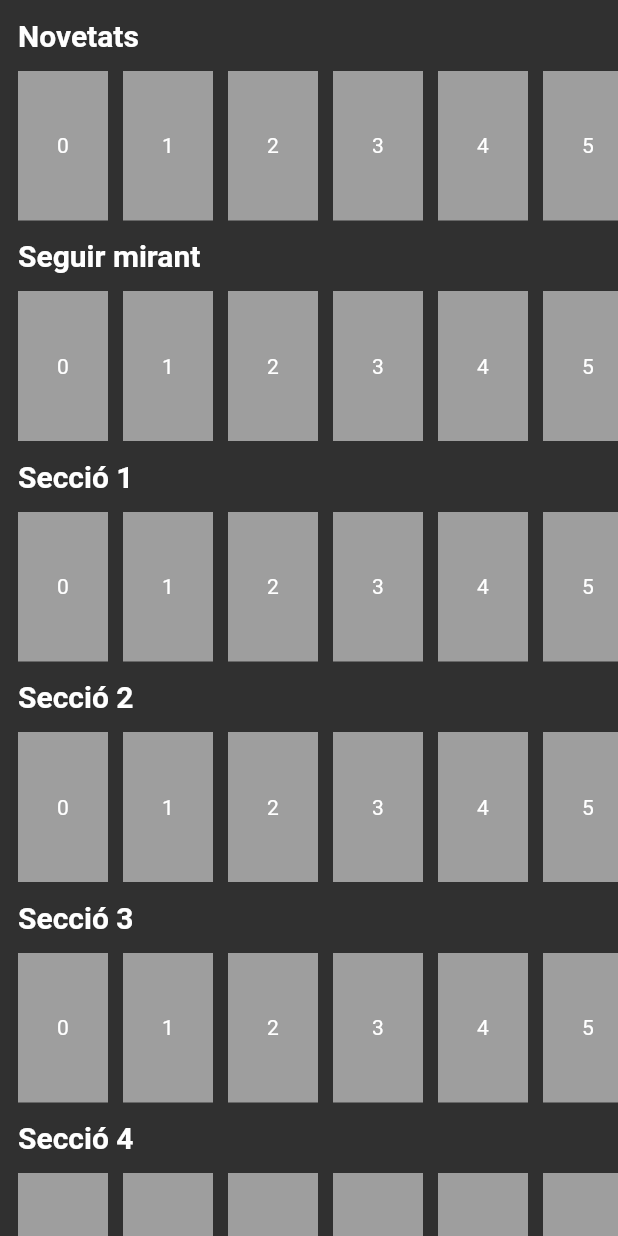
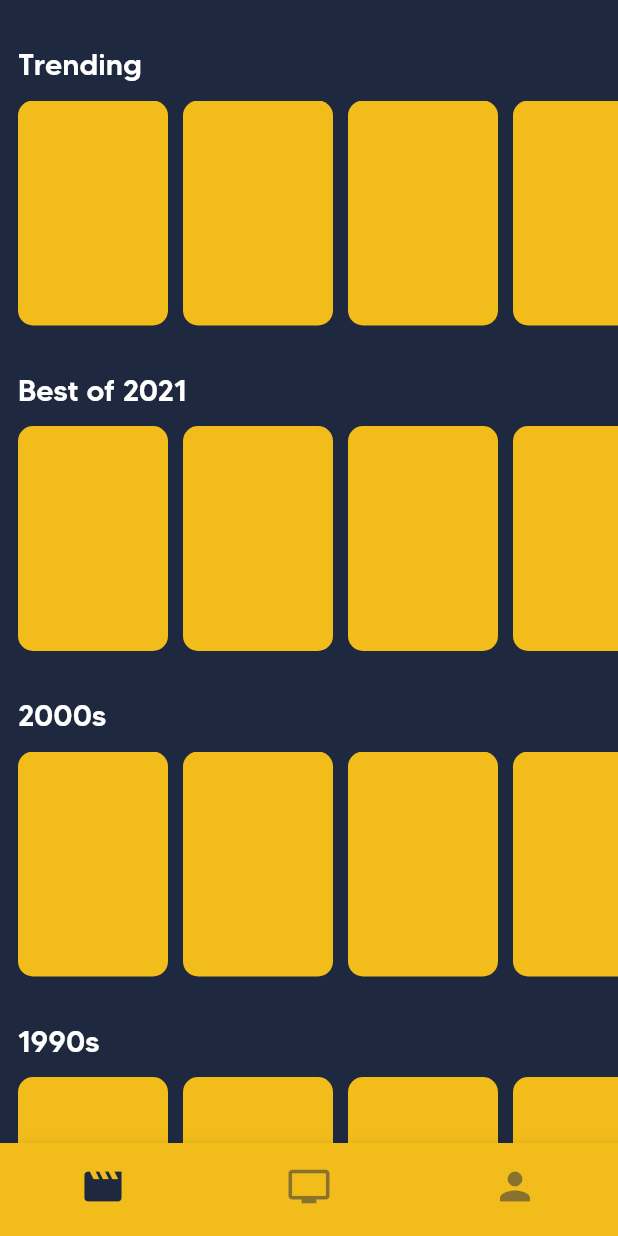
Before and after one commit to alexgr4/proyecto_android, a Flutter app: the screen it shows after launch, on a phone screen of 412 x 824 dp. Run offline on Flutter 3.47's test engine with Material 2 defaults, Android fonts, the phone set to English and light mode, and no system bars.

Commit message:
Movies sin API

```diff
--- a/lib/screens/discover_movies.dart
+++ b/lib/screens/discover_movies.dart
@@ -6,18 +6,49 @@ class DiscoverMovies extends StatelessWidget {
   @override
   Widget build(BuildContext context) {
     return Theme(
-      data: ThemeData.dark(),
+      data: ThemeData(
+        fontFamily: 'MadeTommy',
+        scaffoldBackgroundColor: const Color(0xFF1E2940),
+        primaryColor: const Color(0xFFF2BC1B),
+        textTheme: const TextTheme(bodyText2: TextStyle(color: Colors.white)),
+        bottomNavigationBarTheme: const BottomNavigationBarThemeData(
+          backgroundColor: Color(0xFFF2BC1B),
+          unselectedIconTheme:
+              IconThemeData(color: Color(0xFF1E2940), size: 30, opacity: 0.5),
+          selectedIconTheme:
+              IconThemeData(color: Color(0xFF1E2940), size: 30, opacity: 1),
+        ),
+      ),
       child: Scaffold(
+        bottomNavigationBar: BottomNavigationBar(
+          showSelectedLabels: false,
+          showUnselectedLabels: false,
+          items: const <BottomNavigationBarItem>[
+            BottomNavigationBarItem(
+              icon: Icon(Icons.movie),
+              label: 'Movies',
+            ),
+            BottomNavigationBarItem(
+              icon: Icon(Icons.tv),
+              label: 'TV Shows',
+            ),
+            BottomNavigationBarItem(
+              icon: Icon(Icons.person),
+              label: 'Profile',
+            ),
+          ],
+        ),
         body: ListView(
           children: const [
-            Section(title: "Novetats"),
-            Section(title: "Seguir mirant"),
-            Section(title: "Secció 1"),
-            Section(title: "Secció 2"),
-            Section(title: "Secció 3"),
-            Section(title: "Secció 4"),
-            Section(title: "Secció 5"),
-            Section(title: "Secció 6"),
+            Section(title: "Trending"),
+            Section(title: "Best of 2021"),
+            Section(title: "2000s"),
+            Section(title: "1990s"),
+            Section(title: "1980s"),
+            Section(title: "Retro"),
+            Section(title: "Family time"),
+            Section(title: "Great action"),
+            SizedBox(height: 20),
           ],
         ),
       ),
@@ -38,26 +69,27 @@ class Section extends StatelessWidget {
       crossAxisAlignment: CrossAxisAlignment.stretch,
       children: [
         Padding(
-          padding: const EdgeInsets.fromLTRB(12.0, 12, 12, 12),
+          padding: const EdgeInsets.fromLTRB(12.0, 30, 12, 12),
           child: Text(
             title,
             style: const TextStyle(
               fontSize: 20,
-              fontWeight: FontWeight.bold,
+              fontWeight: FontWeight.w500,
             ),
           ),
         ),
         SizedBox(
-          height: 100,
+          height: 150,
           child: ListView(
             scrollDirection: Axis.horizontal,
             children: [
               const SizedBox(width: 12),
               for (int i = 0; i < 20; i++)
                 Container(
-                  width: 60,
-                  color: Colors.grey,
-                  child: Center(child: Text("$i")),
+                  width: 100,
+                  decoration: const BoxDecoration(
+                      color: Color(0xFFF2BC1B),
+                      borderRadius: BorderRadius.all(Radius.circular(10))),
                   margin: const EdgeInsets.only(right: 10),
                 ),
             ],
```
Also changed, not shown: pubspec.yaml (+7 -6 lines), assets/fonts/MadeTommy_Light.otf (added), assets/fonts/MadeTommy_Medium.otf (added).
